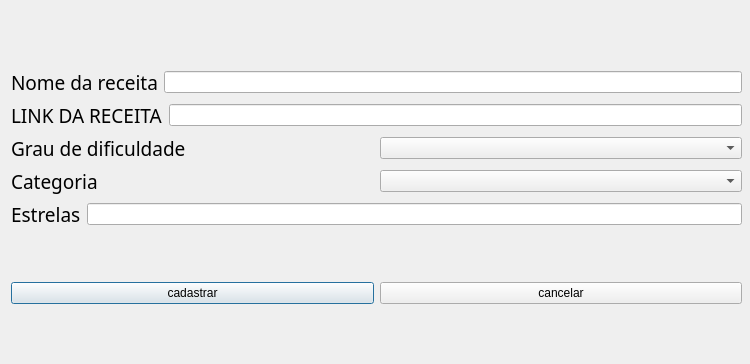
Old version of the form editedialog.ui in the repository LuizWalker/PROJETO_QT_FINALIZADO.
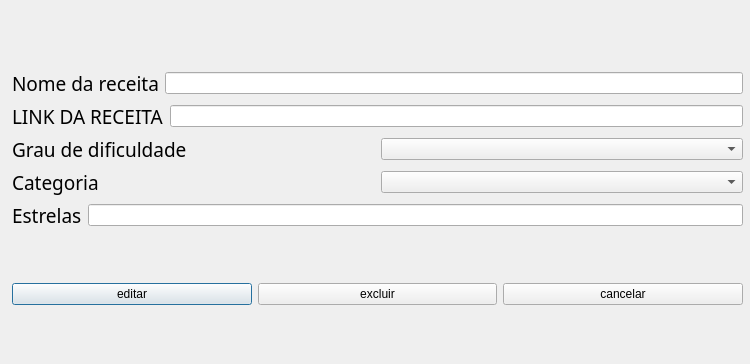
New version of the form.

```diff
--- a/editedialog.ui
+++ b/editedialog.ui
@@ -16,8 +16,8 @@
   <widget class="QWidget" name="">
    <property name="geometry">
     <rect>
-     <x>11</x>
-     <y>21</y>
+     <x>12</x>
+     <y>22</y>
      <width>731</width>
      <height>331</height>
     </rect>
@@ -204,7 +204,14 @@
       <item>
        <widget class="QPushButton" name="cadastrar">
         <property name="text">
-         <string>cadastrar</string>
+         <string>editar</string>
+        </property>
+       </widget>
+      </item>
+      <item>
+       <widget class="QPushButton" name="BT_excluir">
+        <property name="text">
+         <string>excluir</string>
         </property>
        </widget>
       </item>
```
